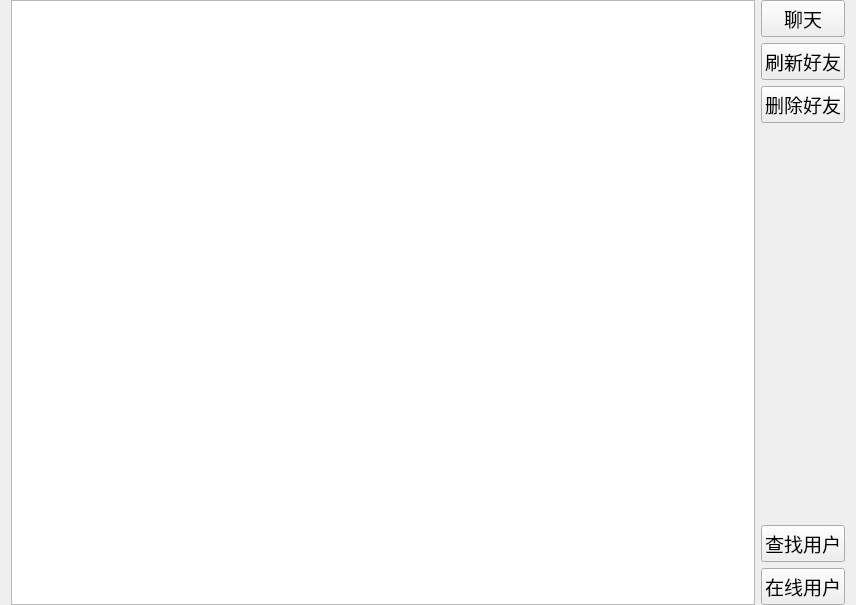
The window that NetdiskClient/friend.ui (weihong13/NetdiskProject) describes before a commit, drawn with Qt 5.
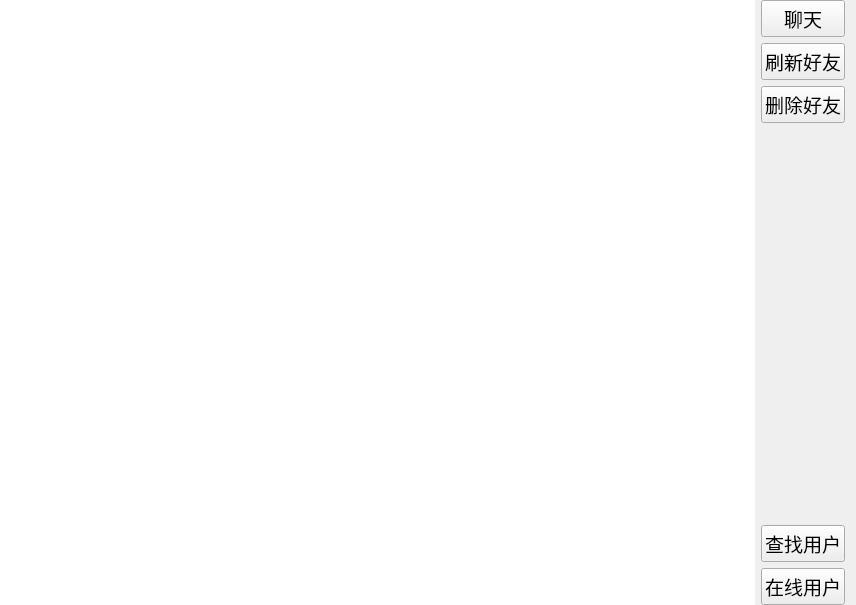
The same window after the commit.

The edit to the form file:
```diff
--- a/NetdiskClient/friend.ui
+++ b/NetdiskClient/friend.ui
@@ -14,6 +14,9 @@
    <string>Form</string>
   </property>
   <layout class="QGridLayout" name="gridLayout">
+   <property name="leftMargin">
+    <number>0</number>
+   </property>
    <property name="topMargin">
     <number>0</number>
    </property>
@@ -23,7 +26,11 @@
    <item row="0" column="0">
     <layout class="QHBoxLayout" name="horizontalLayout">
      <item>
-      <widget class="QListWidget" name="friend_LW"/>
+      <widget class="QListWidget" name="friend_LW">
+       <property name="frameShape">
+        <enum>QFrame::NoFrame</enum>
+       </property>
+      </widget>
      </item>
      <item>
       <layout class="QVBoxLayout" name="verticalLayout">
```
Left out of the diff: 2 changed lines with no effect on the pictures.
